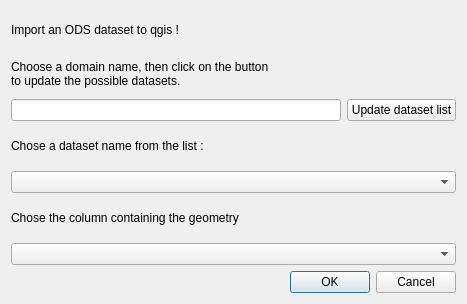
The window that plugin_dialog.ui (opendatasoft/qgis-ods-plugin) describes before a commit, drawn with Qt 5.
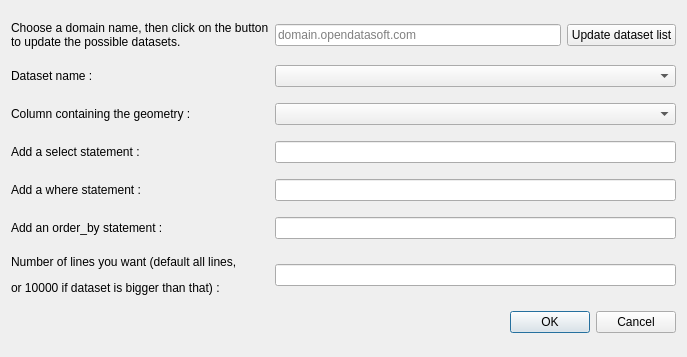
The same window after the commit.

Commit message: corrected according to PR5 second review and added where, order_by and number_of_lines

What changed in the file:
```diff
--- a/plugin_dialog.ui
+++ b/plugin_dialog.ui
@@ -6,22 +6,81 @@
    <rect>
     <x>0</x>
     <y>0</y>
-    <width>467</width>
-    <height>304</height>
+    <width>687</width>
+    <height>357</height>
    </rect>
   </property>
   <property name="windowTitle">
    <string>Import an ODS dataset</string>
   </property>
   <layout class="QGridLayout" name="gridLayout">
-   <item row="4" column="0" colspan="2">
-    <widget class="QLabel" name="datasetLabel">
+   <item row="7" column="1" colspan="2">
+    <widget class="QComboBox" name="geomColumnListComboBox"/>
+   </item>
+   <item row="7" column="0">
+    <widget class="QLabel" name="geometryLabel">
      <property name="text">
-      <string>Chose a dataset name from the list :</string>
+      <string>Column containing the geometry :</string>
      </property>
     </widget>
    </item>
-   <item row="8" column="0" colspan="2">
+   <item row="3" column="0">
+    <widget class="QLabel" name="domainLabel">
+     <property name="text">
+      <string>Choose a domain name, then click on the button 
+to update the possible datasets.</string>
+     </property>
+    </widget>
+   </item>
+   <item row="11" column="0">
+    <widget class="QLabel" name="whereLabel">
+     <property name="text">
+      <string>Add a where statement :</string>
+     </property>
+    </widget>
+   </item>
+   <item row="13" column="0">
+    <widget class="QLabel" name="orderByLabel">
+     <property name="text">
+      <string>Add an order_by statement :</string>
+     </property>
+    </widget>
+   </item>
+   <item row="15" column="0">
+    <widget class="QLabel" name="numberOfLinesLabel">
+     <property name="lineWidth">
+      <number>1</number>
+     </property>
+     <property name="text">
+      <string>&lt;html&gt;&lt;head/&gt;&lt;body&gt;&lt;p&gt;Number of lines you want (default all lines,&lt;/p&gt;&lt;p&gt;or 10000 if dataset is bigger than that) :&lt;/p&gt;&lt;/body&gt;&lt;/html&gt;</string>
+     </property>
+    </widget>
+   </item>
+   <item row="3" column="2">
+    <widget class="QPushButton" name="updateListButton">
+     <property name="text">
+      <string>Update dataset list</string>
+     </property>
+    </widget>
+   </item>
+   <item row="9" column="0">
+    <widget class="QLabel" name="selectLabel">
+     <property name="text">
+      <string>Add a select statement :</string>
+     </property>
+    </widget>
+   </item>
+   <item row="3" column="1">
+    <widget class="QLineEdit" name="domainInput">
+     <property name="text">
+      <string/>
+     </property>
+     <property name="placeholderText">
+      <string>domain.opendatasoft.com</string>
+     </property>
+    </widget>
+   </item>
+   <item row="16" column="1" colspan="2">
     <widget class="QDialogButtonBox" name="dialogButtonBox">
      <property name="orientation">
       <enum>Qt::Horizontal</enum>
@@ -31,47 +90,27 @@
      </property>
     </widget>
    </item>
-   <item row="3" column="0">
-    <widget class="QLineEdit" name="domainInput">
+   <item row="5" column="0">
+    <widget class="QLabel" name="datasetLabel">
      <property name="text">
-      <string/>
+      <string>Dataset name :</string>
      </property>
     </widget>
    </item>
-   <item row="7" column="0" colspan="2">
-    <widget class="QComboBox" name="geomColumnListComboBox"/>
-   </item>
-   <item row="6" column="0" colspan="2">
-    <widget class="QLabel" name="geometryLabel">
-     <property name="text">
-      <string>Chose the column containing the geometry</string>
-     </property>
-    </widget>
-   </item>
-   <item row="3" column="1">
-    <widget class="QPushButton" name="updateListButton">
-     <property name="text">
-      <string>Update dataset list</string>
-     </property>
-    </widget>
-   </item>
-   <item row="0" column="0" colspan="2">
-    <widget class="QLabel" name="introLabel">
-     <property name="text">
-      <string>Import an ODS dataset to qgis !</string>
-     </property>
-    </widget>
-   </item>
-   <item row="5" column="0" colspan="2">
+   <item row="5" column="1" colspan="2">
     <widget class="QComboBox" name="datasetListComboBox"/>
    </item>
-   <item row="2" column="0">
-    <widget class="QLabel" name="domainLabel">
-     <property name="text">
-      <string>Choose a domain name, then click on the button 
-to update the possible datasets.</string>
-     </property>
-    </widget>
+   <item row="9" column="1" colspan="2">
+    <widget class="QLineEdit" name="selectInput"/>
+   </item>
+   <item row="11" column="1" colspan="2">
+    <widget class="QLineEdit" name="whereInput"/>
+   </item>
+   <item row="13" column="1" colspan="2">
+    <widget class="QLineEdit" name="orderByInput"/>
+   </item>
+   <item row="15" column="1" colspan="2">
+    <widget class="QLineEdit" name="numberOfLinesInput"/>
    </item>
   </layout>
  </widget>
```
The commit also changes 5 other files.
